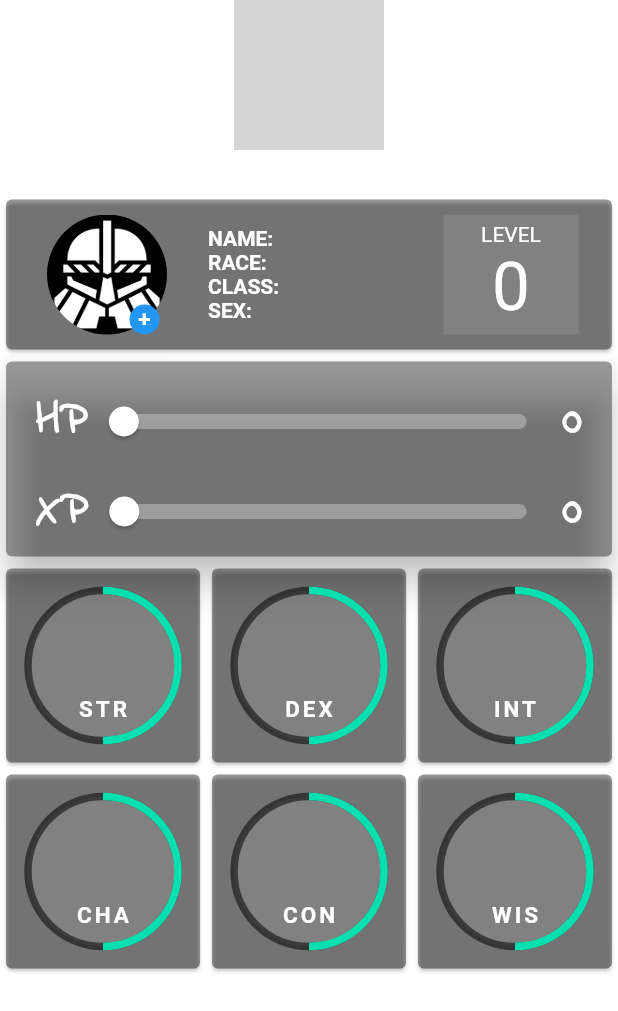
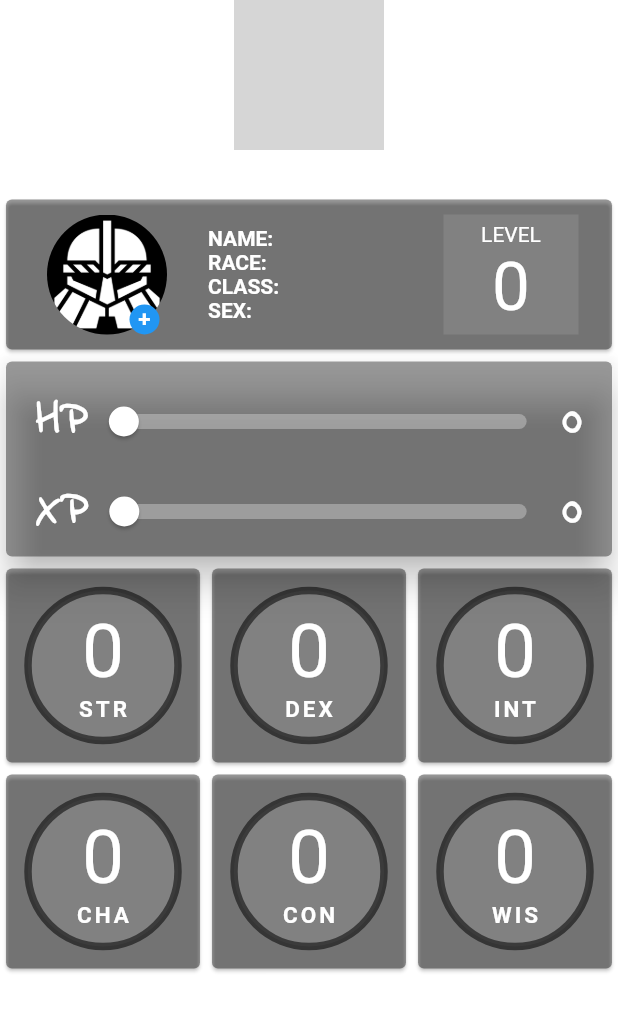
Before and after one commit to jonataasgoomes/rpg_assist, a Flutter app: the CharacterCard screen opened directly with empty values, on a phone screen of 412 x 824 dp. Shown: the top 1011 px of the screen. Run offline on Flutter 3.47's test engine with Material 2 defaults, Android fonts, the light colour scheme and no system bars; our stand-ins replace cloud_firestore, dots_indicator, firebase_auth, flare_flutter, font_awesome_flutter, google_sign_in; accounts and stored records are empty; network calls fail; grey boxes are pictures that could not be loaded.

Commit message:
all fields character stream

```diff
--- a/lib/screens/adventure/adventure_card.dart
+++ b/lib/screens/adventure/adventure_card.dart
@@ -61,6 +61,7 @@
                             color: Colors.white,
                             fontSize: 25,
                           ),
+                          maxLines: 1,
                         ),
                         SizedBox(
                           height: 30.0,
--- a/lib/screens/adventure/tabs/player/character_card.dart
+++ b/lib/screens/adventure/tabs/player/character_card.dart
@@ -477,7 +477,7 @@
                                                   backgroundColor:
                                                       Colors.black54,
                                                   strokeWidth: 5,
-                                                  value: .5,
+                                                  value: playerCharacterData.data["str"] != null? playerCharacterData.data["str"].toDouble()/100 :0,
                                                 ),
                                               ),
                                             ),
@@ -536,7 +536,7 @@
                                                   backgroundColor:
                                                       Colors.black54,
                                                   strokeWidth: 5,
-                                                  value: .5,
+                                                  value: playerCharacterData.data["dex"] != null? playerCharacterData.data["dex"].toDouble()/100 :0,
                                                 ),
                                               ),
                                             ),
@@ -596,7 +596,7 @@
                                                   backgroundColor:
                                                       Colors.black54,
                                                   strokeWidth: 5,
-                                                  value: .5,
+                                                  value: playerCharacterData.data["int"] != null? playerCharacterData.data["int"].toDouble()/100 :0,
                                                 ),
                                               ),
                                             ),
@@ -656,7 +656,7 @@
                                                   backgroundColor:
                                                       Colors.black54,
                                                   strokeWidth: 5,
-                                                  value: .5,
+                                                  value: playerCharacterData.data["cha"] != null? playerCharacterData.data["cha"].toDouble()/100 :0,
                                                 ),
                                               ),
                                             ),
@@ -716,7 +716,7 @@
                                                   backgroundColor:
                                                       Colors.black54,
                                                   strokeWidth: 5,
-                                                  value: .5,
+                                                  value: playerCharacterData.data["con"] != null? playerCharacterData.data["con"].toDouble()/100 :0,
                                                 ),
                                               ),
                                             ),
@@ -776,7 +776,7 @@
                                                   backgroundColor:
                                                       Colors.black54,
                                                   strokeWidth: 5,
-                                                  value: .5,
+                                                  value: playerCharacterData.data["wis"] != null? playerCharacterData.data["wis"].toDouble()/100 :0,
                                                 ),
                                               ),
                                             ),
```
